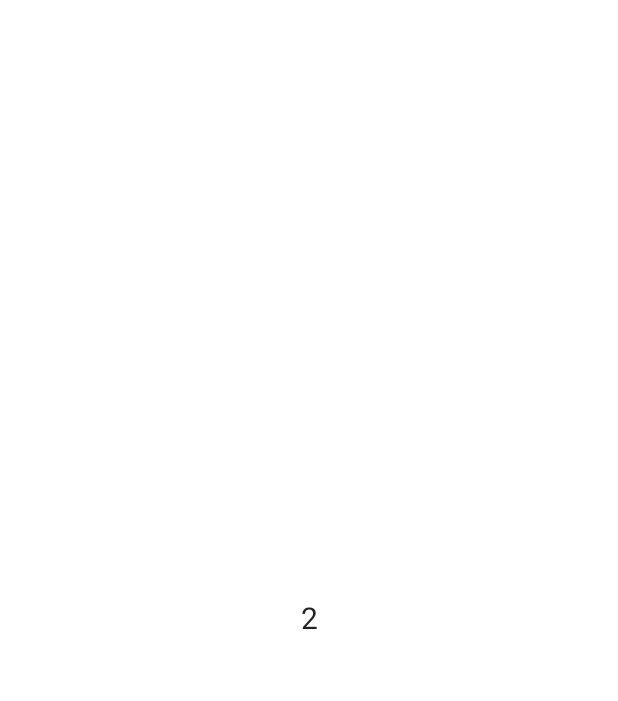
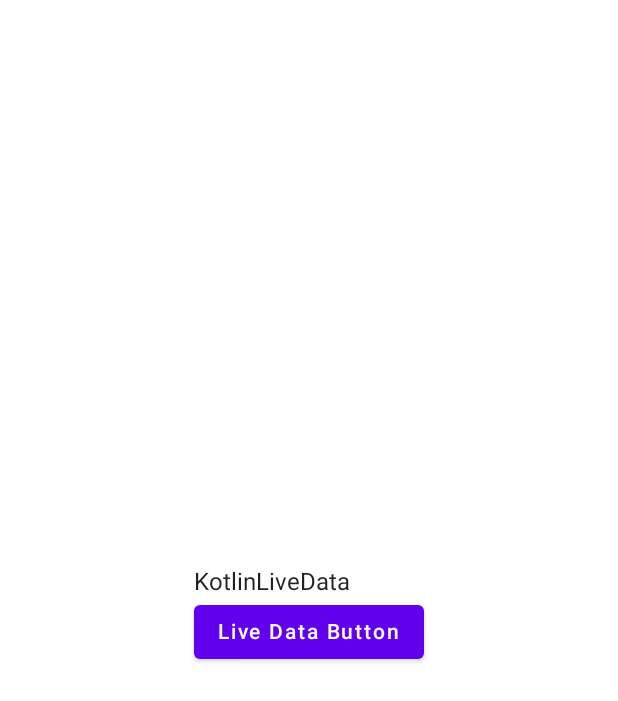
Before and after one commit to asimodabas/Compose-Notes, an Android app built with Jetpack Compose: the screen it shows after launch (MainActivity), on a phone screen of 412 x 824 dp. Before the commit the part shown is almost empty. Shown: the top 701 px of the screen. Run offline under Robolectric (Android 15) with nearby library versions, the phone set to English and light mode, and no system bars; our stand-ins replace livedata-compose.

Commit message:
flow test

```diff
--- a/app/src/main/java/com/asimodabas/compose_notes/FlowViewModel.kt
+++ b/app/src/main/java/com/asimodabas/compose_notes/FlowViewModel.kt
@@ -1,5 +1,7 @@
 package com.asimodabas.compose_notes
 
+import androidx.lifecycle.LiveData
+import androidx.lifecycle.MutableLiveData
 import androidx.lifecycle.ViewModel
 import androidx.lifecycle.viewModelScope
 import kotlinx.coroutines.delay
@@ -39,16 +41,40 @@ class FlowViewModel : ViewModel() {
                 .collect() {
                     println("counter : $it")
                 }
+/*
             countDownTimerFlow.collectLatest {
                 delay(2000)
                 println(it)
             }
+*/
         }
 /*
         countDownTimerFlow.onEach {
             println(it)
         }.launchIn(viewModelScope)
-
 */
     }
+
+    private val _liveData = MutableLiveData<String>("KotlinLiveData")
+    val liveData :LiveData<String> = _liveData
+
+    fun changeLiveDataValue(){
+        _liveData.value = "Live Data"
+    }
+
+    private val _stateFlow = MutableStateFlow("KotlinStateFlow")
+    val stateFlow = _stateFlow.asStateFlow()
+
+    private val _sharedFlow = MutableSharedFlow<String>()
+    val sharedFlow = _sharedFlow.asSharedFlow()
+
+    fun changeStateFlowValue(){
+        _stateFlow.value = "State Flow"
+    }
+
+    fun changeSharedFlowValue(){
+        viewModelScope.launch {
+        _sharedFlow.emit("Shared Flow")
+        }
+    }
 }
--- a/app/src/main/java/com/asimodabas/compose_notes/MainActivity.kt
+++ b/app/src/main/java/com/asimodabas/compose_notes/MainActivity.kt
@@ -11,6 +11,7 @@ import androidx.compose.foundation.lazy.items
 import androidx.compose.material.*
 import androidx.compose.runtime.Composable
 import androidx.compose.runtime.collectAsState
+import androidx.compose.runtime.livedata.observeAsState
 import androidx.compose.runtime.mutableStateListOf
 import androidx.compose.runtime.remember
 import androidx.compose.ui.Alignment
@@ -38,6 +39,16 @@ class MainActivity : ComponentActivity() {
             ComposeNotesTheme {
 
                 val viewModel: FlowViewModel by viewModels()
+
+                SecondScreen(viewModel = viewModel)
+
+            }
+        }
+    }
+}
+
+@Composable
+fun firstScreen(viewModel: FlowViewModel){
     val counter = viewModel.countDownTimerFlow.collectAsState(initial = 10)
 
     Surface(color = MaterialTheme.colors.background) {
@@ -52,7 +63,24 @@ class MainActivity : ComponentActivity() {
             )
         }
     }
-                //mainScreen()
+}
+
+@Composable
+fun SecondScreen(viewModel: FlowViewModel){
+    val liveDataValue = viewModel.liveData.observeAsState()
+    val stateFlowValue = viewModel.stateFlow.collectAsState()
+    val sharedFlowValue = viewModel.sharedFlow.collectAsState(initial = "")
+
+    Surface(color = MaterialTheme.colors.background) {
+        Box(modifier = Modifier.fillMaxSize()) {
+            Column(modifier = Modifier.align(Alignment.Center)) {
+                Text(text = liveDataValue.value ?: "")
+                Button(onClick = {
+                    viewModel.changeLiveDataValue()
+                }) {
+                    Text(text = "Live Data Button")
+
+                }
             }
         }
     }
@@ -92,6 +120,7 @@ fun mainScreen() {
     Scaffold(topBar = { AppBar() }) {
         CryList(cryptos = cryptoModels)
     }
+
 }
 
 @Composable
--- a/build.gradle
+++ b/build.gradle
@@ -1,7 +1,7 @@
 // Top-level build file where you can add configuration options common to all sub-projects/modules.
 buildscript {
     ext {
-        compose_version = '1.0.5'
+        compose_version = '1.2.1'
     }
     repositories {
         google()
```
Also changed, not shown: app/build.gradle (+9 -6 lines). Lines whose indentation alone changed are shown as unchanged.
